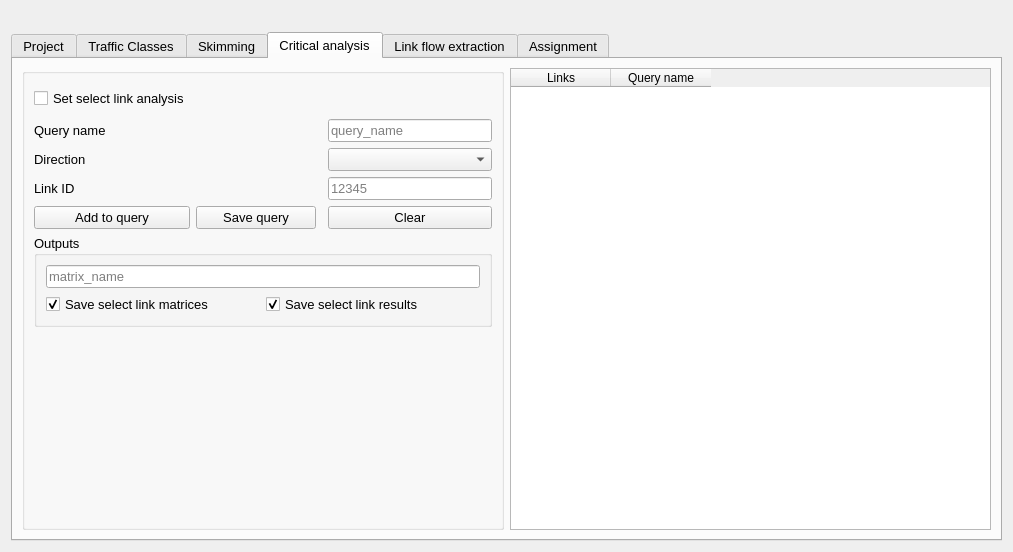
Qt form qaequilibrae/modules/paths_procedures/forms/ui_traffic_assignment.ui (AequilibraE/QAequilibraE) before a commit.
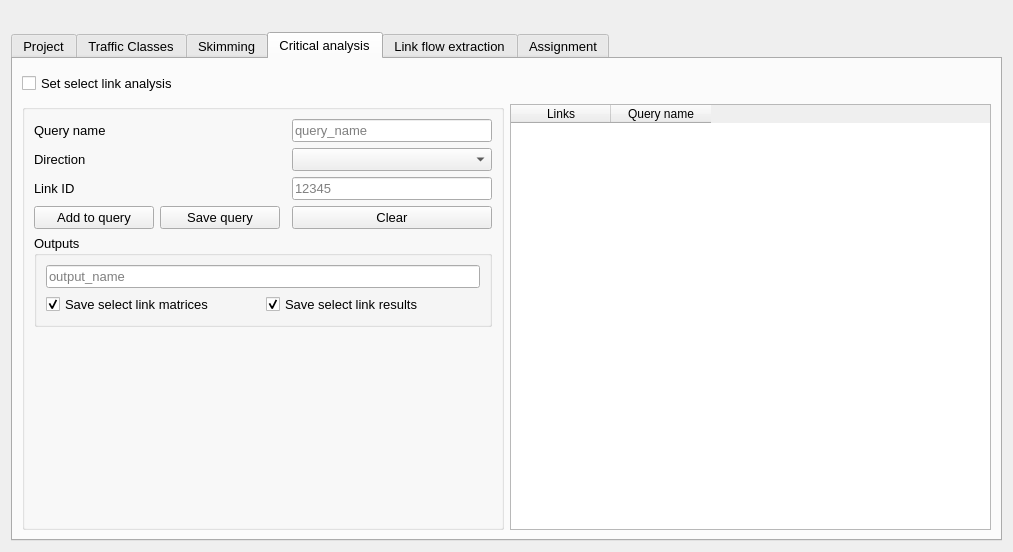
The same form after that commit. The open tabs and pages were chosen to show the change.

Diff of the .ui file:
```diff
--- a/qaequilibrae/modules/paths_procedures/forms/ui_traffic_assignment.ui
+++ b/qaequilibrae/modules/paths_procedures/forms/ui_traffic_assignment.ui
@@ -688,7 +688,7 @@
       </attribute>
       <layout class="QGridLayout" name="gridLayout_6">
        <item row="1" column="0">
-        <widget class="QGroupBox" name="gridGroupBox">
+        <widget class="QGroupBox" name="select_link_config">
          <layout class="QGridLayout" name="gridLayout_13">
           <item row="5" column="0">
            <widget class="QLabel" name="label_16">
@@ -759,7 +759,7 @@
                 <string/>
                </property>
                <property name="placeholderText">
-                <string>matrix_name</string>
+                <string>output_name</string>
                </property>
               </widget>
              </item>
@@ -779,22 +779,6 @@
             </property>
            </spacer>
           </item>
-          <item row="1" column="0">
-           <widget class="QCheckBox" name="do_select_link">
-            <property name="enabled">
-             <bool>true</bool>
-            </property>
-            <property name="minimumSize">
-             <size>
-              <width>0</width>
-              <height>30</height>
-             </size>
-            </property>
-            <property name="text">
-             <string>Set select link analysis</string>
-            </property>
-           </widget>
-          </item>
           <item row="3" column="3">
            <widget class="QLineEdit" name="input_qry_name">
             <property name="inputMask">
@@ -888,6 +872,22 @@
          </column>
         </widget>
        </item>
+       <item row="0" column="0">
+        <widget class="QCheckBox" name="do_select_link">
+         <property name="enabled">
+          <bool>true</bool>
+         </property>
+         <property name="minimumSize">
+          <size>
+           <width>0</width>
+           <height>30</height>
+          </size>
+         </property>
+         <property name="text">
+          <string>Set select link analysis</string>
+         </property>
+        </widget>
+       </item>
       </layout>
      </widget>
      <widget class="QWidget" name="tab_5">
```
